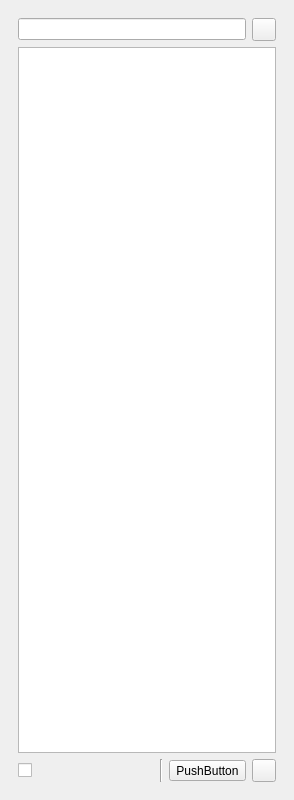
This is src/plotseditor.ui in KDE/khipu as Qt 5 draws it before an edit. The edited form follows.
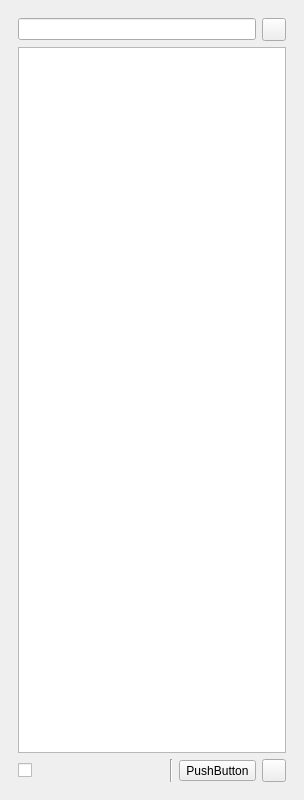
This is the edited form. Icons and pictures are not drawn. Custom widgets are drawn as their Qt base class.

```diff
--- a/src/plotseditor.ui
+++ b/src/plotseditor.ui
@@ -6,7 +6,7 @@
    <rect>
     <x>0</x>
     <y>0</y>
-    <width>294</width>
+    <width>304</width>
     <height>800</height>
    </rect>
   </property>
```
Left out of the diff: 2 changed lines with no effect on the pictures.
